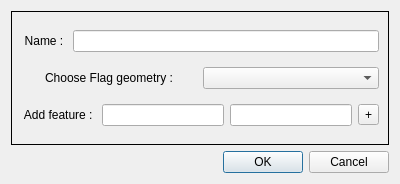
VCityTeam/3DUSE, file ui/dialogFlag.ui: the form before one commit.
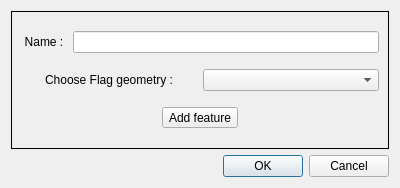
The form after the commit.

```diff
--- a/ui/dialogFlag.ui
+++ b/ui/dialogFlag.ui
@@ -7,7 +7,7 @@
     <x>0</x>
     <y>0</y>
     <width>400</width>
-    <height>184</height>
+    <height>188</height>
    </rect>
   </property>
   <property name="windowTitle">
@@ -59,26 +59,10 @@
       </item>
       <item>
        <layout class="QHBoxLayout" name="horizontalLayout_2">
-        <item>
-         <widget class="QLabel" name="label_2">
-          <property name="text">
-           <string> Add feature : </string>
-          </property>
-          <property name="alignment">
-           <set>Qt::AlignCenter</set>
-          </property>
-         </widget>
-        </item>
-        <item>
-         <widget class="QLineEdit" name="lineEdit_3"/>
-        </item>
-        <item>
-         <widget class="QLineEdit" name="lineEdit_2"/>
-        </item>
         <item>
          <widget class="QToolButton" name="toolButton">
           <property name="text">
-           <string>+</string>
+           <string>Add feature</string>
           </property>
          </widget>
         </item>
```
